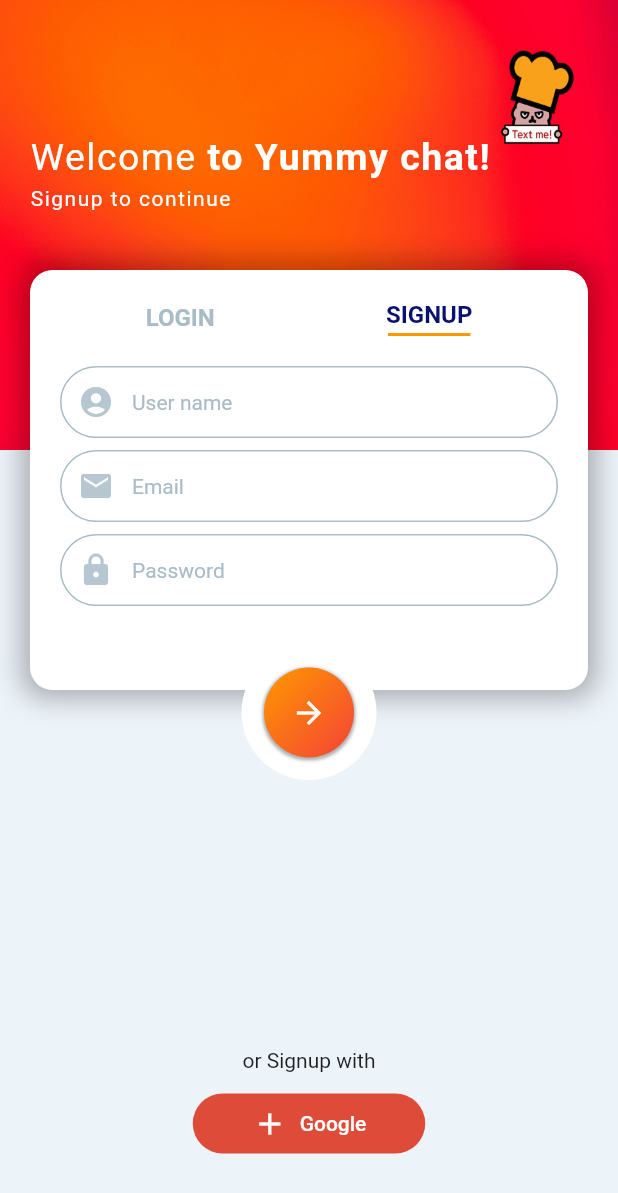
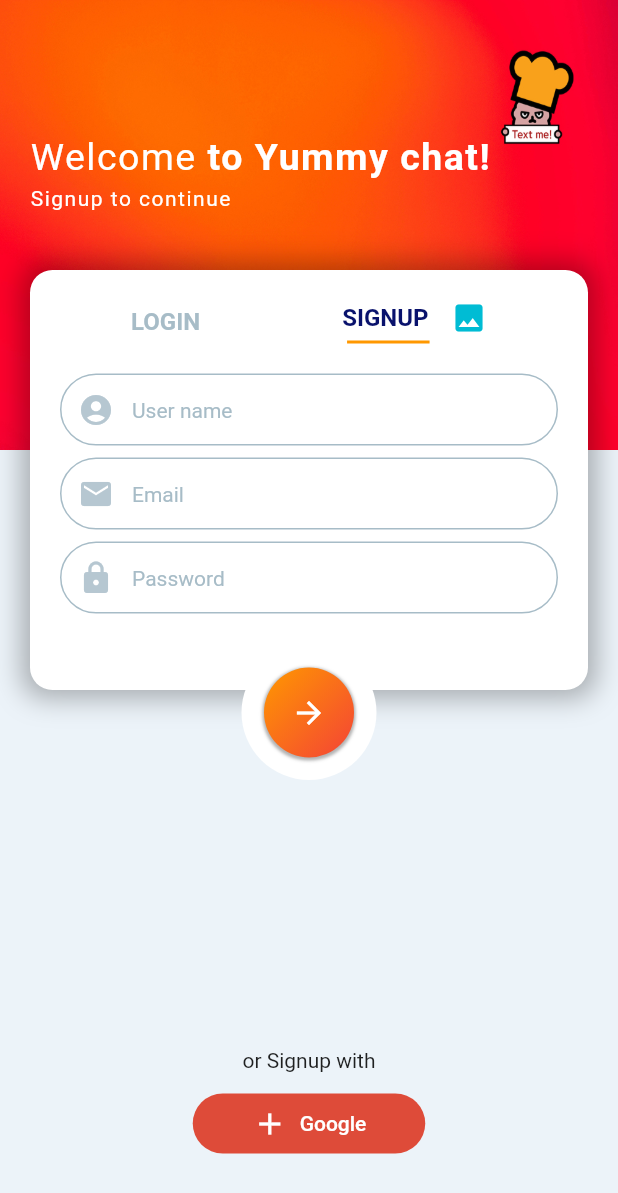
Before and after one commit to NalaJang/flutter_study, a Flutter app: the screen it shows after launch, on a phone screen of 412 x 824 dp. Shown: the top 1193 px of the screen. Run offline on Flutter 3.47's test engine with Material 2 defaults, Android fonts, the phone set to English and light mode, and no system bars; drawn by our look-alikes of modal_progress_hud_nsn; our stand-ins replace cloud_firestore, firebase_auth, firebase_core, flutter_chat_bubble, flutter_spinkit, flutter_svg and 3 more; accounts and stored records are empty; generated files the repository leaves out were written again.

Commit message:
Add: 회원가입 버튼 옆에 이미지 아이콘 추가

```diff
--- a/yummy_chat_lecture/lib/screens/main_screen.dart
+++ b/yummy_chat_lecture/lib/screens/main_screen.dart
@@ -195,6 +195,8 @@ class _LoginSignupScreenState extends State<LoginSignupScreen> {
                               },
                               child: Column(
                                 children: [
+                                  Row(
+                                    children: [
                                       Text(
                                         'SIGNUP',
                                         style: TextStyle(
@@ -205,9 +207,20 @@ class _LoginSignupScreenState extends State<LoginSignupScreen> {
                                         ),
                                       ),
 
+                                      SizedBox(
+                                        width: 15,
+                                      ),
+
+                                      Icon(
+                                        Icons.image,
+                                        color: isSignupScreen ? Colors.cyan : Colors.grey[300],
+                                      )
+                                    ],
+                                  ),
+
                                   if(isSignupScreen)
                                   Container(
-                                    margin: const EdgeInsets.only(top: 3),
+                                    margin: const EdgeInsets.fromLTRB(0, 3, 35, 0),
                                     height: 2,
                                     width: 55,
                                     color: Colors.orange,
```
Lines whose indentation alone changed are shown as unchanged.
